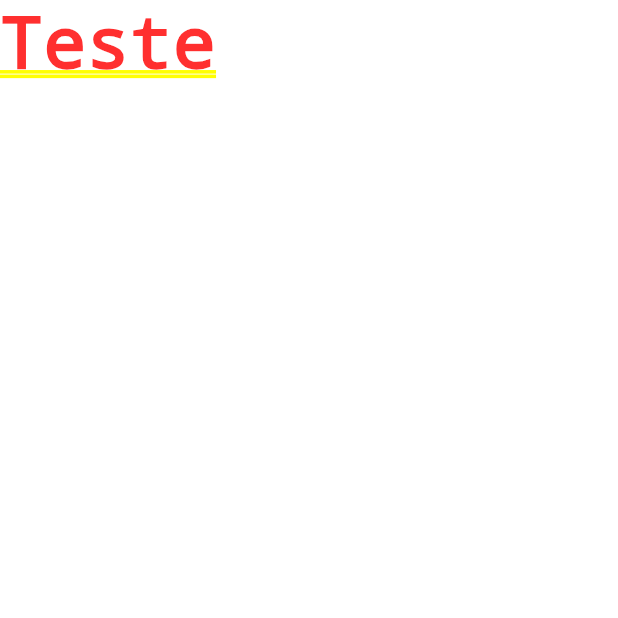
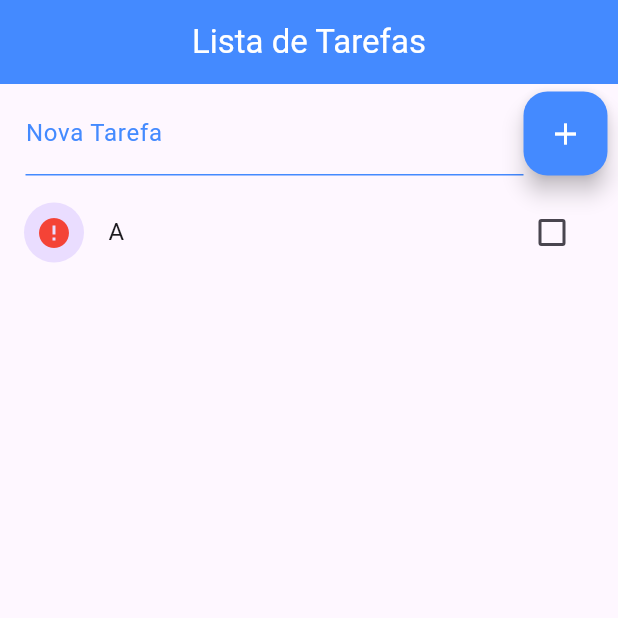
Before and after one commit to kengiiGMs/Lista-Tarefas-Flutter, a Flutter app: the screen it shows after launch, on a phone screen of 412 x 824 dp, the top half of it. Run offline on Flutter 3.47's test engine with Material 3 defaults, Android fonts, the phone set to English and light mode, and no system bars.

Commit message:
feat: Creating the project layout

```diff
--- a/lib/main.dart
+++ b/lib/main.dart
@@ -2,5 +2,5 @@ import 'package:flutter/material.dart';
 import 'package:lista_tarefas/ui/home_page.dart';
 
 void main() {
-  runApp(MaterialApp(home: HomePage()));
+  runApp(MaterialApp(home: HomePage(), debugShowCheckedModeBanner: false));
 }
--- a/lib/ui/home_page.dart
+++ b/lib/ui/home_page.dart
@@ -5,6 +5,56 @@ class HomePage extends StatelessWidget {
 
   @override
   Widget build(BuildContext context) {
-    return Container(child: Text("Teste"));
+    return Scaffold(
+      appBar: AppBar(
+        title: Text("Lista de Tarefas", style: TextStyle(color: Colors.white)),
+        backgroundColor: Colors.blueAccent,
+        centerTitle: true,
+      ),
+      body: Column(
+        children: [
+          Container(
+            padding: EdgeInsets.fromLTRB(17.0, 5.0, 7.0, 10.0),
+            child: Row(
+              children: [
+                Expanded(
+                  child: TextField(
+                    decoration: InputDecoration(
+                      labelText: "Nova Tarefa",
+                      labelStyle: TextStyle(color: Colors.blueAccent),
+                      focusedBorder: UnderlineInputBorder(
+                        borderSide: BorderSide(color: Colors.blueAccent),
+                      ),
+                      enabledBorder: UnderlineInputBorder(
+                        borderSide: BorderSide(color: Colors.blueAccent),
+                      ),
+                    ),
+                  ),
+                ),
+                FloatingActionButton(
+                  onPressed: () {},
+                  child: Icon(Icons.add, color: Colors.white),
+                  backgroundColor: Colors.blueAccent,
+                ),
+              ],
+            ),
+          ),
+          Expanded(
+            child: ListView(
+              children: [
+                CheckboxListTile(
+                  title: Text("A"),
+                  value: false,
+                  onChanged: (check) => {},
+                  secondary: CircleAvatar(
+                    child: Icon(Icons.error, color: Colors.red),
+                  ),
+                ),
+              ],
+            ),
+          ),
+        ],
+      ),
+    );
   }
 }
```
